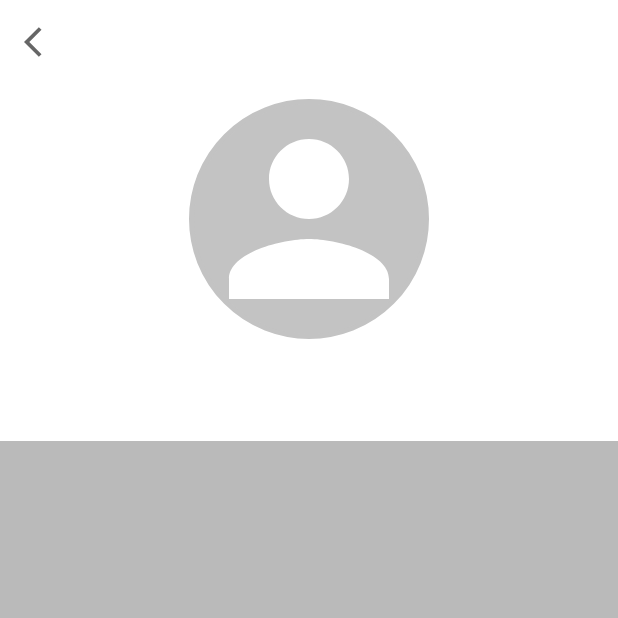
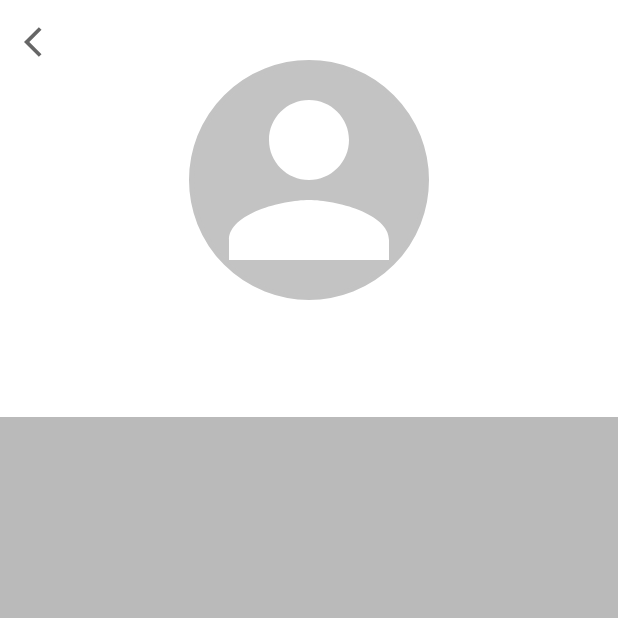
Before and after one commit to 2hyungjin/Post_It, an Android app: the ProfileActivity screen opened directly, with no data from a screen before it, on a phone screen of 412 x 824 dp, the top half of it. Run offline under Robolectric (Android 15) with nearby library versions, the phone set to English and light mode, and no system bars; network calls fail; pictures from the network do not load; 1 statement that could not run was skipped.

Commit message:
profile done

```diff
--- a/app/src/main/res/layout/activity_profile.xml
+++ b/app/src/main/res/layout/activity_profile.xml
@@ -8,6 +8,62 @@
     app:layout_behavior="@string/appbar_scrolling_view_behavior"
     tools:context=".view.activity.ProfileActivity">
 
+
+    <androidx.core.widget.NestedScrollView
+        android:background="#BABABA"
+        android:layout_width="match_parent"
+        android:layout_height="match_parent"
+        app:layout_constraintEnd_toEndOf="parent"
+        app:layout_constraintStart_toStartOf="parent"
+        app:layout_constraintTop_toBottomOf="@+id/toolbar_profile">
+
+        <LinearLayout
+            android:id="@+id/linearLayout4"
+            android:layout_width="match_parent"
+            android:layout_height="wrap_content"
+            android:background="#BABABA"
+            android:gravity="center"
+            android:orientation="vertical">
+
+            <LinearLayout
+                android:padding="20dp"
+                android:layout_width="match_parent"
+                android:layout_height="wrap_content"
+                android:background="@color/white"
+                android:gravity="center"
+                android:orientation="vertical">
+
+                <ImageView
+                    android:id="@+id/img_profile_profile"
+                    android:layout_width="160dp"
+                    android:layout_height="160dp"
+                    android:layout_marginTop="20dp"
+                    android:background="@drawable/image_circle"
+                    android:src="@drawable/ic_baseline_person_24" />
+
+                <TextView
+                    android:id="@+id/tv_user_name_profile"
+                    android:layout_width="wrap_content"
+                    android:layout_height="wrap_content"
+                    android:layout_marginTop="10dp"
+                    android:layout_marginBottom="15dp"
+                    android:textColor="@color/black"
+                    android:textSize="24sp"
+                    android:textStyle="bold"
+                    tools:text="이름이름이름" />
+            </LinearLayout>
+
+            <androidx.recyclerview.widget.RecyclerView
+                android:id="@+id/rv_board_profile"
+                android:layout_width="match_parent"
+                android:layout_height="match_parent"
+                android:layout_marginTop="5dp"
+                android:background="#BABABA"
+                android:nestedScrollingEnabled="false" />
+
+        </LinearLayout>
+    </androidx.core.widget.NestedScrollView>
+
     <androidx.appcompat.widget.Toolbar
         android:id="@+id/toolbar_profile"
         android:layout_width="match_parent"
@@ -16,51 +72,4 @@
         app:layout_constraintEnd_toEndOf="parent"
         app:layout_constraintStart_toStartOf="parent"
         app:layout_constraintTop_toTopOf="parent" />
-
-    <LinearLayout
-        android:id="@+id/linearLayout4"
-        android:layout_width="match_parent"
-        android:layout_height="wrap_content"
-        android:gravity="center"
-        android:orientation="vertical"
-        android:padding="10dp"
-        app:layout_constraintEnd_toEndOf="parent"
-        app:layout_constraintStart_toStartOf="parent"
-        app:layout_constraintTop_toBottomOf="@+id/toolbar_profile">
-
-        <ImageView
-            android:id="@+id/img_profile_profile"
-            android:layout_width="160dp"
-            android:layout_height="160dp"
-            android:background="@drawable/image_circle"
-            android:src="@drawable/ic_baseline_person_24"
-            app:layout_constraintEnd_toEndOf="parent"
-            app:layout_constraintStart_toStartOf="parent"
-            app:layout_constraintTop_toBottomOf="@+id/toolbar_profile" />
-
-        <TextView
-            android:layout_marginBottom="15dp"
-            android:id="@+id/tv_user_name_profile"
-            android:layout_width="wrap_content"
-            android:layout_height="wrap_content"
-            android:layout_marginTop="10dp"
-            android:textColor="@color/black"
-            android:textSize="24sp"
-            android:textStyle="bold"
-            app:layout_constraintEnd_toEndOf="parent"
-            app:layout_constraintStart_toStartOf="parent"
-            app:layout_constraintTop_toBottomOf="@+id/img_profile_profile"
-            tools:text="이름이름이름" />
-    </LinearLayout>
-
-    <androidx.recyclerview.widget.RecyclerView
-        android:id="@+id/rv_board_profile"
-        android:layout_width="match_parent"
-        android:layout_height="0dp"
-        android:background="#BABABA"
-        android:nestedScrollingEnabled="false"
-        app:layout_constraintBottom_toBottomOf="parent"
-        app:layout_constraintEnd_toEndOf="parent"
-        app:layout_constraintStart_toStartOf="parent"
-        app:layout_constraintTop_toBottomOf="@+id/linearLayout4" />
 </androidx.constraintlayout.widget.ConstraintLayout>
```
